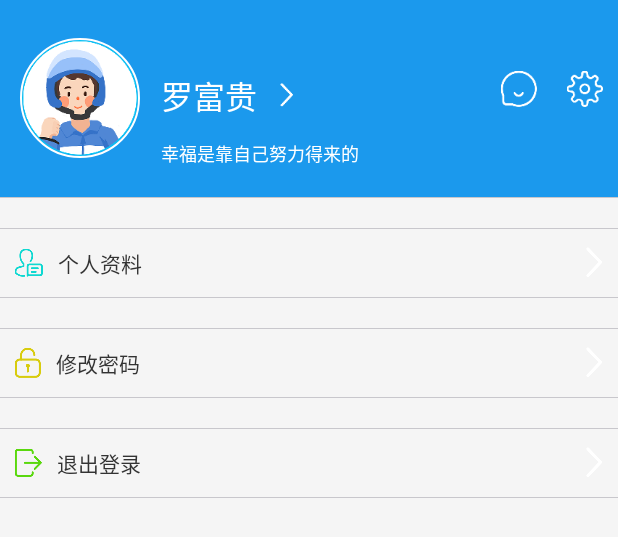
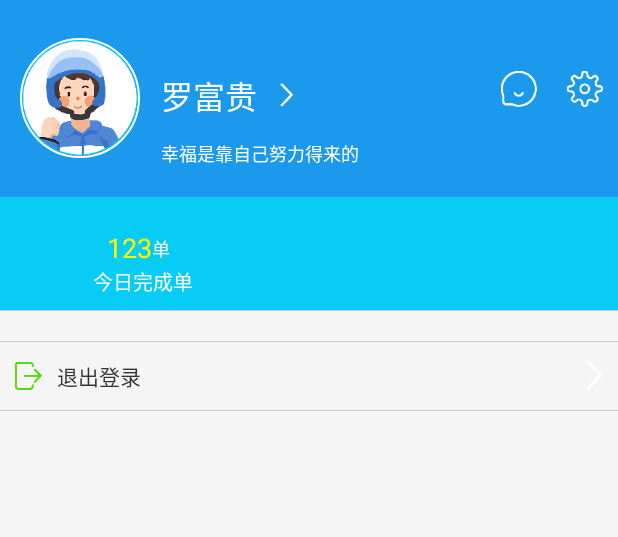
Before and after one commit to 15307388990/PaoTui_AS, an Android app: the layout activity_mine.xml on its own in the app's theme, with its tools: preview values and no code run, on a phone screen of 412 x 824 dp. Shown: the top 537 px of the screen. Run offline under Robolectric (Android 15) with nearby library versions, the phone set to English and light mode, and no system bars; network calls fail.

Commit message:
首次push

```diff
--- a/Paotui/src/main/res/layout/activity_mine.xml
+++ b/Paotui/src/main/res/layout/activity_mine.xml
@@ -87,89 +87,40 @@
     </RelativeLayout>
 
 
-    <View
+    <RelativeLayout
         android:layout_width="match_parent"
-        android:layout_height="1px"
-        android:background="@color/gray" />
+        android:layout_height="75dp"
+        android:background="#06CCF6">
 
-    <View
-        android:layout_width="match_parent"
-        android:layout_height="20dp" />
-
-    <View
-        android:layout_width="match_parent"
-        android:layout_height="1px"
-        android:background="@color/gray" />
-
-    <LinearLayout
-        android:id="@+id/ll_data"
-        android:layout_width="match_parent"
-        android:layout_height="45dp"
-        android:gravity="center_vertical"
-        android:orientation="horizontal">
-
-        <ImageView
+        <TextView
+            android:id="@+id/tv_number"
             android:layout_width="wrap_content"
             android:layout_height="wrap_content"
-            android:layout_marginLeft="10dp"
-            android:src="@drawable/setting_icon_data" />
+            android:layout_marginLeft="71dp"
+            android:layout_marginTop="21dp"
+            android:text="123"
+            android:textColor="#FFF600"
+            android:textSize="18sp" />
 
         <TextView
-            android:layout_width="0dp"
-            android:layout_height="wrap_content"
-            android:layout_marginLeft="10dp"
-            android:layout_weight="1"
-            android:text="个人资料"
-            android:textColor="@color/actionbar_title_color" />
-
-        <ImageView
             android:layout_width="wrap_content"
             android:layout_height="wrap_content"
-            android:layout_marginRight="10dp"
-            android:src="@drawable/list_icon_more" />
-    </LinearLayout>
+            android:layout_marginTop="25dp"
+            android:layout_toRightOf="@+id/tv_number"
+            android:text="单"
+            android:textColor="@color/white"
+            android:textSize="12sp" />
 
-    <View
-        android:layout_width="match_parent"
-        android:layout_height="1px"
-        android:background="@color/gray" />
-
-    <View
-        android:layout_width="match_parent"
-        android:layout_height="20dp" />
-
-    <View
-        android:layout_width="match_parent"
-        android:layout_height="1px"
-        android:background="@color/gray" />
-
-    <LinearLayout
-        android:id="@+id/ll_password"
-        android:layout_width="match_parent"
-        android:layout_height="45dp"
-        android:gravity="center_vertical"
-        android:orientation="horizontal">
-
-        <ImageView
+        <TextView
             android:layout_width="wrap_content"
             android:layout_height="wrap_content"
-            android:layout_marginLeft="10dp"
-            android:src="@drawable/setting_icon_change" />
+            android:layout_below="@+id/tv_number"
+            android:layout_marginLeft="62dp"
+            android:text="今日完成单"
+            android:textColor="@color/white"
+            android:textSize="13sp" />
 
-        <TextView
-            android:layout_width="0dp"
-            android:layout_height="wrap_content"
-            android:layout_marginLeft="10dp"
-            android:layout_weight="1"
-            android:text="修改密码"
-            android:textColor="@color/actionbar_title_color" />
-
-        <ImageView
-            android:layout_width="wrap_content"
-            android:layout_height="wrap_content"
-            android:layout_marginRight="10dp"
-            android:src="@drawable/list_icon_more" />
-    </LinearLayout>
+    </RelativeLayout>
 
     <View
         android:layout_width="match_parent"
```
